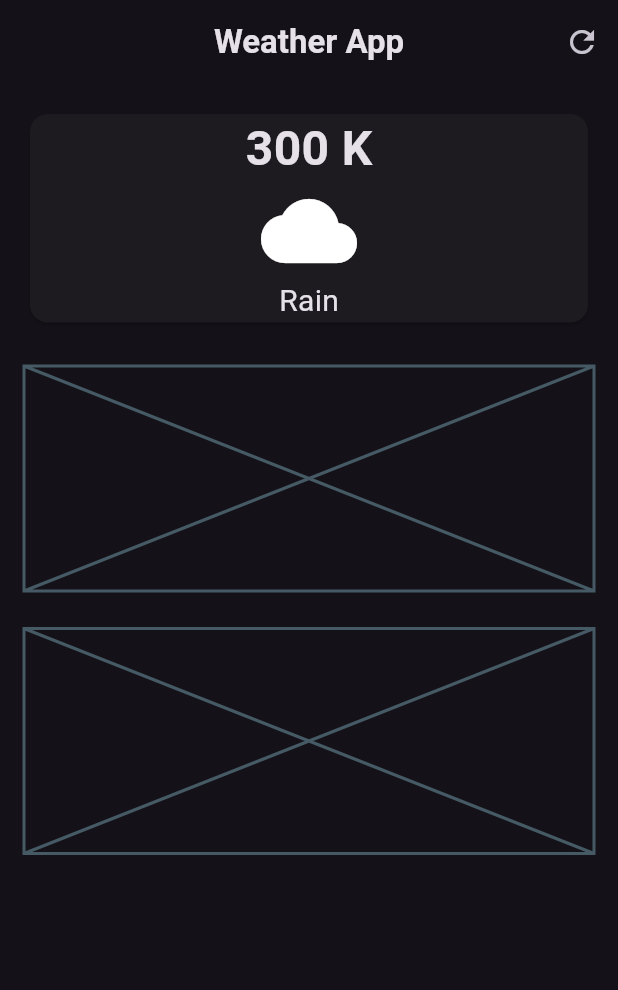
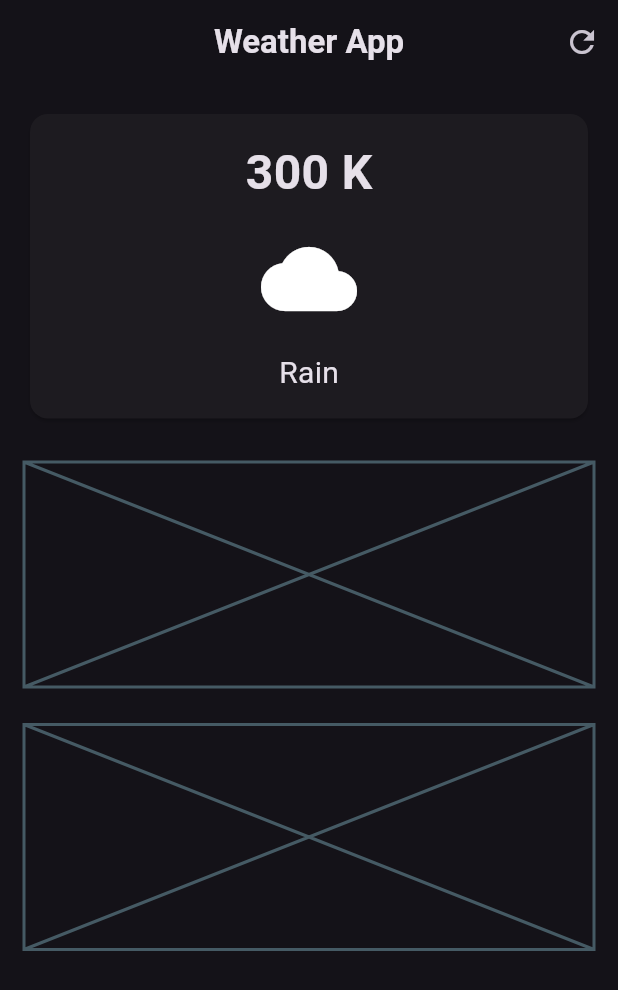
Before and after one commit to aryanbhardwaj24/weather_app, a Flutter app: the screen it shows after launch, on a phone screen of 412 x 824 dp. Shown: the top 990 px of the screen. Run offline on Flutter 3.47's test engine with Material 3 defaults, Android fonts, the phone set to English and light mode, and no system bars.

Commit message:
add SizedBox in between the children of Column in the main card to enhance UI

```diff
--- a/lib/weather_screen.dart
+++ b/lib/weather_screen.dart
@@ -29,6 +29,8 @@ class WeatherScreen extends StatelessWidget {
             SizedBox(
               width: double.infinity,
               child: Card(
+                child: Padding(
+                  padding: EdgeInsets.all(16.0),
                   child: Column(
                     children: [
                       Text(
@@ -38,9 +40,15 @@ class WeatherScreen extends StatelessWidget {
                           fontWeight: FontWeight.bold,
                         ),
                       ),
+                      SizedBox(
+                        height: 16,
+                      ),
                       Icon(
                         Icons.cloud,
                         size: 64,
+                      ),
+                      SizedBox(
+                        height: 16,
                       ),
                       Text(
                         'Rain',
@@ -49,6 +57,7 @@ class WeatherScreen extends StatelessWidget {
                         ),
                       ),
                     ],
+                  ),
                 ),
               ),
             ),
```
Lines whose indentation alone changed are shown as unchanged.
